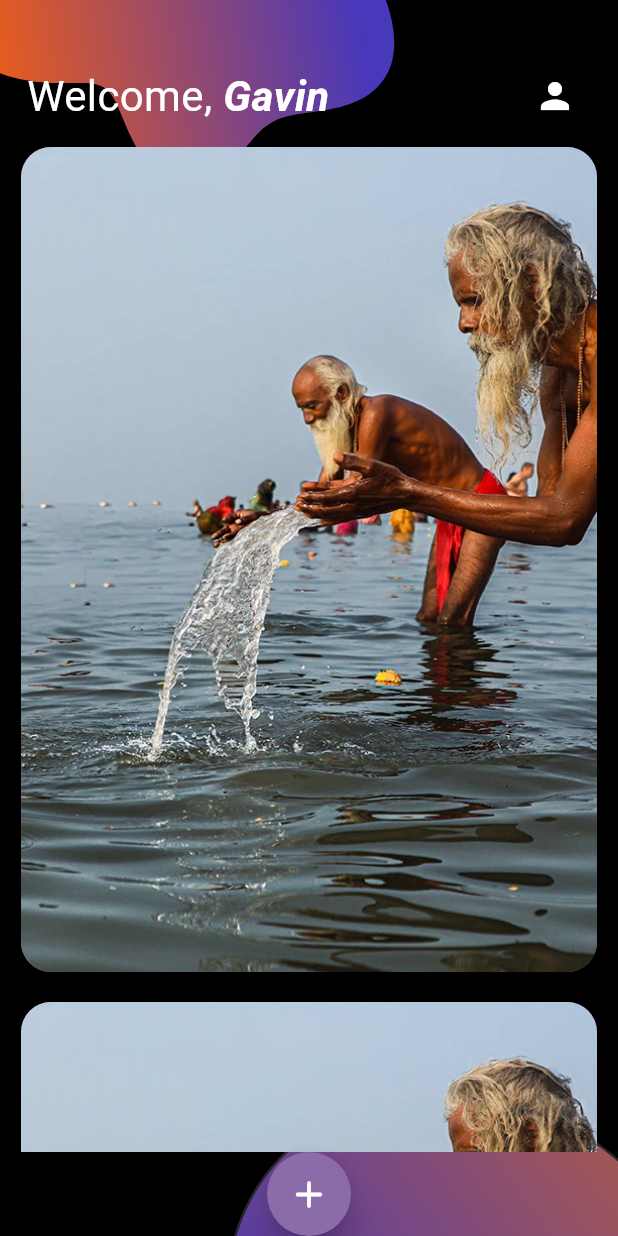
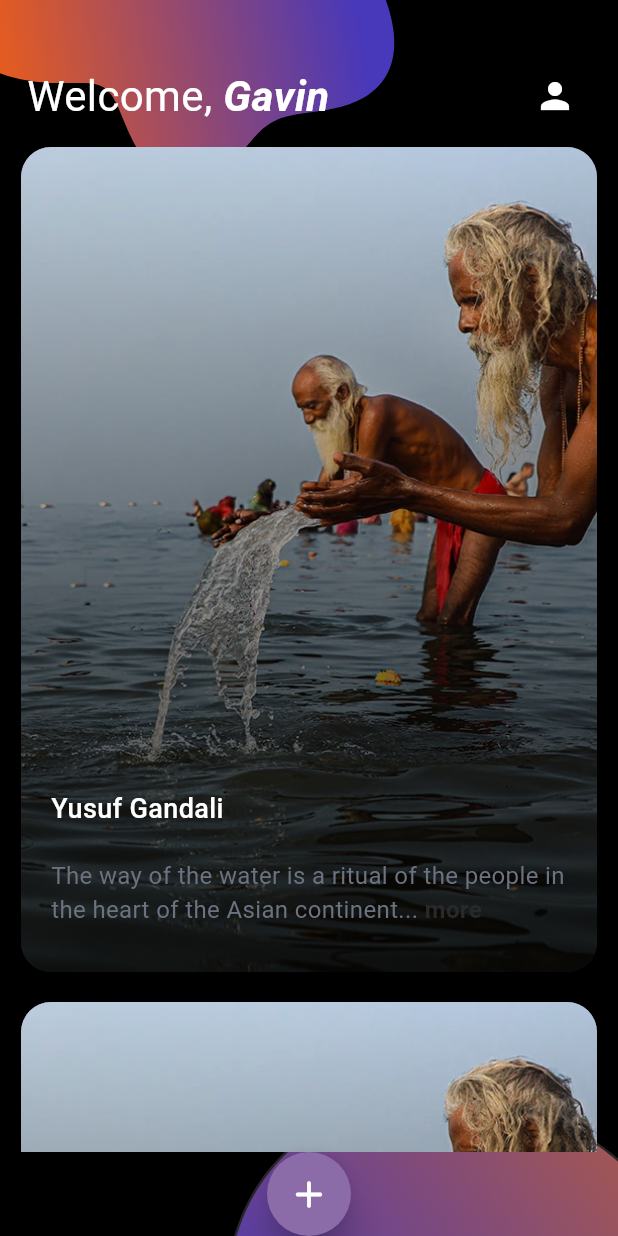
Before and after one commit to GavCoder/aperture, a Flutter app: the screen it shows after launch, on a phone screen of 412 x 824 dp. Run offline on Flutter 3.47's test engine with Material 3 defaults, Android fonts, the phone set to English and light mode, and no system bars; our stand-ins replace flutter_svg.

Commit message:
Added black to transparent container and texts over the image

```diff
--- a/lib/miscellaneous/colors.dart
+++ b/lib/miscellaneous/colors.dart
@@ -22,6 +22,11 @@ class AppColors {
     gradientOrange,
   ];
 
+  static List<Color> imageOverlay = [ // doesn't work for some reason.
+    Colors.transparent,
+    Colors.black.withValues(alpha: 0.8),
+  ];
+
   // Icon Colors
   static const Color iconWhite = Colors.white;
   static const Color iconDarkGrey = Color(0xFF1F2937);
@@ -32,7 +37,8 @@ class AppColors {
 
   // Text Colors
   static const Color textWhite = Colors.white;
-  static const Color textDarkGrey = Color(0xFF1F2937);
+  static const Color textDarkGrey = Color.fromARGB(255, 41, 41, 41);
+  static const Color textLightGrey = Color(0xFF6B7280);
 
   // Transparent/Overlay Colors
   static const Color overlayDark = Color(0xFF000000);
@@ -40,11 +46,11 @@ class AppColors {
 
   // Helper function to get white with opacity
   static Color whiteWithOpacity(double opacity) =>
-      Colors.white.withOpacity(opacity);
+      Colors.white.withValues(alpha: opacity);
 
   // Helper function to get black with opacity
   static Color blackWithOpacity(double opacity) =>
-      Colors.black.withOpacity(opacity);
+      Colors.black.withValues(alpha: opacity);
 
   // Button and Input Colors
   static Color inputFillColor = whiteWithOpacity(0.15);
--- a/lib/screens/feed_screen.dart
+++ b/lib/screens/feed_screen.dart
@@ -33,7 +33,11 @@ class FeedScreen extends StatelessWidget {
             crossAxisAlignment: CrossAxisAlignment.center,
             children: [
               Padding(
-                padding: const EdgeInsets.only(top: 40, left: 18, right: 18,),
+                padding: const EdgeInsets.only(
+                  top: 40,
+                  left: 18,
+                  right: 18,
+                ),
                 child: Row(
                   mainAxisAlignment: MainAxisAlignment.spaceBetween,
                   children: [
@@ -47,8 +51,7 @@ class FeedScreen extends StatelessWidget {
                         children: [
                           TextSpan(
                               text: 'Welcome, ',
-                              style:
-                                  TextStyle(fontWeight: FontWeight.normal)),
+                              style: TextStyle(fontWeight: FontWeight.normal)),
                           TextSpan(
                             text: 'Gavin',
                             style: TextStyle(
@@ -76,7 +79,9 @@ class FeedScreen extends StatelessWidget {
                     return Padding(
                       padding: const EdgeInsets.symmetric(
                           horizontal: 14, vertical: 10),
-                      child: Container(
+                      child: Stack(
+                        children: [
+                          Container(
                             // Need to extract and turn into PostCard widget
                             height: 550,
                             width: double.infinity,
@@ -95,6 +100,67 @@ class FeedScreen extends StatelessWidget {
                                 fit: BoxFit.cover,
                               ),
                             ),
+                          ),
+                          Container(
+                            height: 550,
+                            width: double.infinity,
+                            decoration: BoxDecoration(
+                              gradient: LinearGradient(
+                                begin: Alignment.topCenter,
+                                end: Alignment.bottomCenter,
+                                colors: [
+                                  Colors.transparent,
+                                  Colors.black.withValues(alpha: 0.8),
+                                ],
+                              ),
+                            ),
+                          ),
+                          const Positioned(
+                            bottom: 30,
+                            left: 20,
+                            right: 20, // keeps text from going all the way to the edge of the card
+                            child: Column(
+                              mainAxisAlignment: MainAxisAlignment.start,
+                              crossAxisAlignment: CrossAxisAlignment.start,
+                              children: [
+                                Text(
+                                  "Yusuf Gandali",
+                                  style: TextStyle(
+                                    fontSize: 18,
+                                    fontWeight: FontWeight.w500,
+                                    color: AppColors.textWhite,
+                                  ),
+                                ),
+                                SizedBox(height: 20),
+                                Text.rich(
+                                  TextSpan(
+                                    style: TextStyle(
+                                      fontSize: 16,
+                                      fontWeight: FontWeight.bold,
+                                      color: AppColors.textWhite,
+                                    ),
+                                    children: [
+                                      TextSpan(
+                                        text:
+                                            'The way of the water is a ritual of the people in the heart of the Asian continent... ',
+                                        style: TextStyle(
+                                          fontWeight: FontWeight.normal,
+                                          color: AppColors.textLightGrey,
+                                        ),
+                                      ),
+                                      TextSpan(
+                                        text: 'more',
+                                        style: TextStyle(
+                                            fontWeight: FontWeight.bold,
+                                            color: AppColors.textDarkGrey),
+                                      ),
+                                    ],
+                                  ),
+                                ),
+                              ],
+                            ),
+                          ),
+                        ],
                       ),
                     );
                   },
@@ -115,7 +181,6 @@ class FeedScreen extends StatelessWidget {
               ),
             ],
           ),
-
         ],
       ),
     );
--- a/lib/screens/profile_screen.dart
+++ b/lib/screens/profile_screen.dart
@@ -24,11 +24,12 @@ class ProfileScreen extends StatelessWidget {
         child: Column(
           crossAxisAlignment: CrossAxisAlignment.center,
           children: [
-            SizedBox(
+            const SizedBox(
               height: 50,
             ),
             Center(
               child: Stack(
+                alignment: Alignment.bottomRight,
                 children: [
                   CircleAvatar(
                     radius: 100,
@@ -43,12 +44,12 @@ class ProfileScreen extends StatelessWidget {
                     ),
                   ),
                 ],
-                alignment: Alignment.bottomRight,
               ),
             ),
             const SizedBox(height: 25),
             Center(
               child: Stack(
+                alignment: Alignment.bottomRight,
                 children: [
                   Container(
                     height: 100,
@@ -81,7 +82,6 @@ class ProfileScreen extends StatelessWidget {
                     ),
                   ),
                 ],
-                alignment: Alignment.bottomRight,
               ),
             ),
           ],
```
Lines whose indentation alone changed are shown as unchanged.
